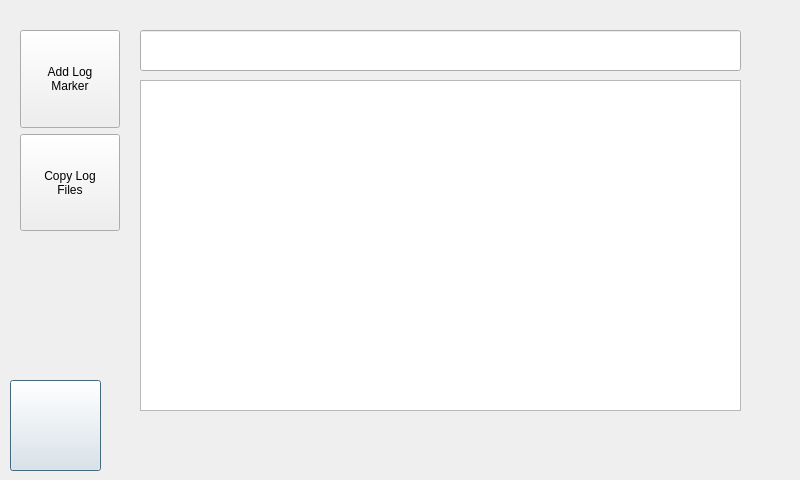
Before: the Qt Designer form ClientApp/qt/debugwindow.ui in re3Dprinting/touchscreen, drawn with Qt 5.
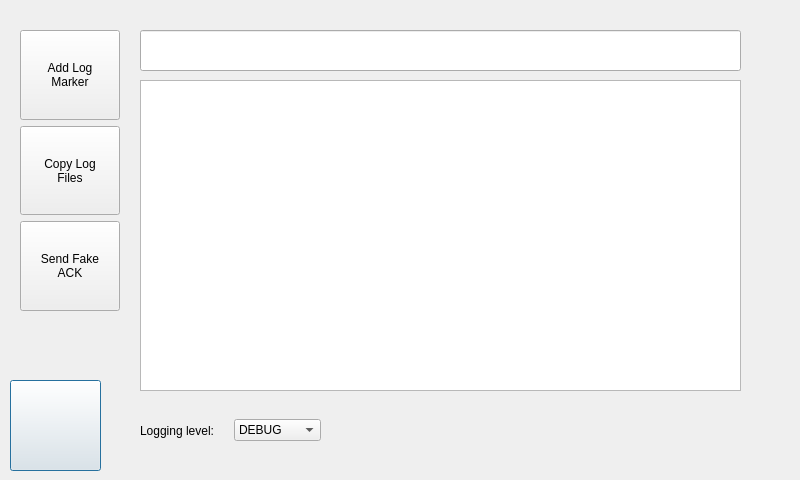
After: the same form once the commit is applied. Icons and pictures are not drawn.

Commit message: Add Debug and Info screens.

```diff
--- a/ClientApp/qt/debugwindow.ui
+++ b/ClientApp/qt/debugwindow.ui
@@ -54,7 +54,7 @@
      <x>20</x>
      <y>30</y>
      <width>111</width>
-     <height>201</height>
+     <height>281</height>
     </rect>
    </property>
    <layout class="QVBoxLayout" name="verticalLayout">
@@ -86,6 +86,20 @@
       </property>
      </widget>
     </item>
+    <item>
+     <widget class="QPushButton" name="w_pushbutton_send_fake_ack">
+      <property name="maximumSize">
+       <size>
+        <width>100</width>
+        <height>100</height>
+       </size>
+      </property>
+      <property name="text">
+       <string>Send Fake
+ACK</string>
+      </property>
+     </widget>
+    </item>
    </layout>
   </widget>
   <widget class="QTextBrowser" name="w_message_text">
@@ -94,7 +108,7 @@
      <x>140</x>
      <y>80</y>
      <width>601</width>
-     <height>331</height>
+     <height>311</height>
     </rect>
    </property>
    <property name="sizePolicy">
@@ -120,6 +134,39 @@
     </rect>
    </property>
   </widget>
+  <widget class="QWidget" name="horizontalLayoutWidget">
+   <property name="geometry">
+    <rect>
+     <x>140</x>
+     <y>410</y>
+     <width>181</width>
+     <height>41</height>
+    </rect>
+   </property>
+   <layout class="QHBoxLayout" name="horizontalLayout">
+    <item>
+     <widget class="QLabel" name="label">
+      <property name="text">
+       <string>Logging level:</string>
+      </property>
+     </widget>
+    </item>
+    <item>
+     <widget class="QComboBox" name="w_combobox_debuglevel">
+      <item>
+       <property name="text">
+        <string>DEBUG</string>
+       </property>
+      </item>
+      <item>
+       <property name="text">
+        <string>INFO</string>
+       </property>
+      </item>
+     </widget>
+    </item>
+   </layout>
+  </widget>
  </widget>
  <resources/>
  <connections/>
```
The commit also changes 9 other files.
